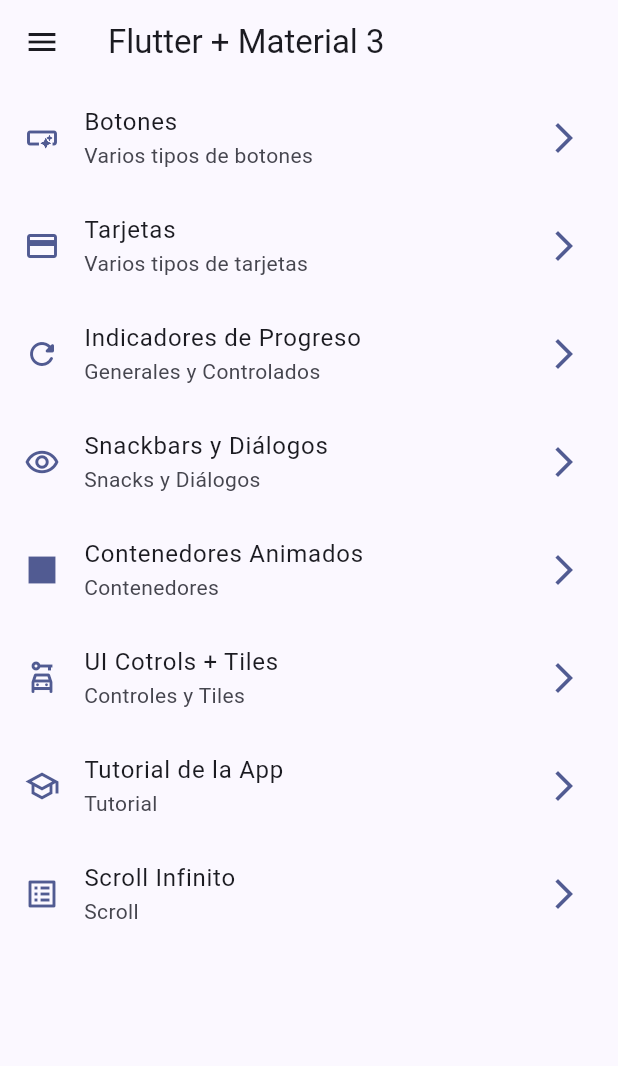
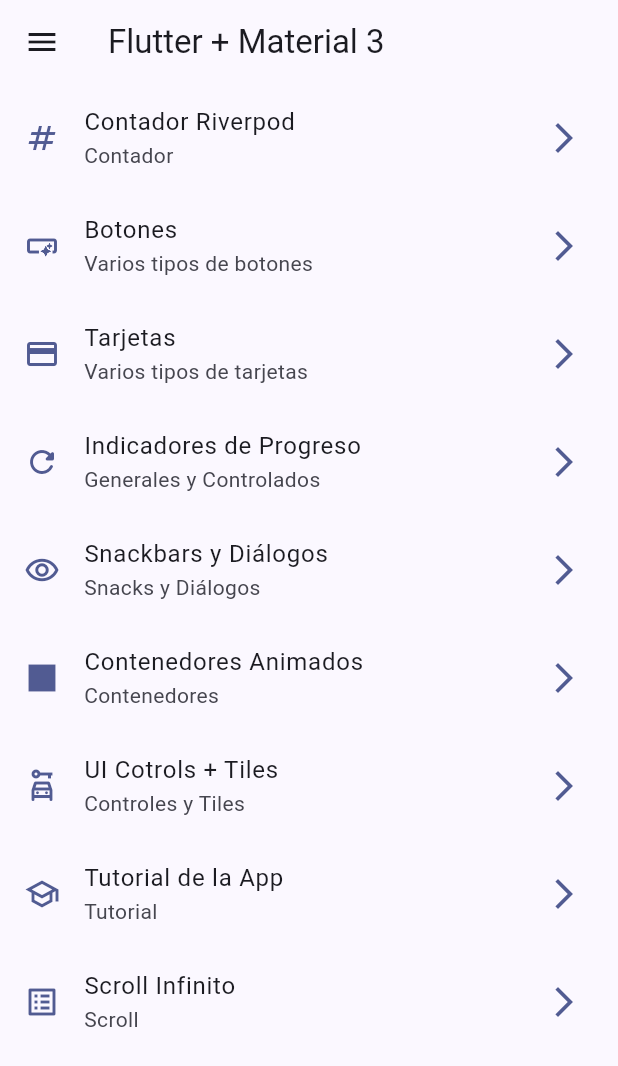
Before and after one commit to criticalRobin/widgets_app_flutter, a Flutter app: the screen it shows after launch, on a phone screen of 412 x 824 dp. Shown: the top 1066 px of the screen. Run offline on Flutter 3.47's test engine with Material 3 defaults, Android fonts, the phone set to English and light mode, and no system bars; our stand-ins replace animate_do, go_router.

```diff
--- a/lib/config/menu/menu_items.dart
+++ b/lib/config/menu/menu_items.dart
@@ -14,6 +14,11 @@ class MenuItem {
 }
 
 const List<MenuItem> appMenuItems = [
+  MenuItem(
+      title: "Contador Riverpod",
+      subTitle: "Contador",
+      link: "/counter",
+      icon: Icons.numbers_outlined),
   MenuItem(
       title: "Botones",
       subTitle: "Varios tipos de botones",
@@ -49,7 +54,7 @@ const List<MenuItem> appMenuItems = [
       subTitle: "Tutorial",
       link: "/tutorial",
       icon: Icons.school_outlined),
-      MenuItem(
+  MenuItem(
       title: "Scroll Infinito",
       subTitle: "Scroll",
       link: "/scroll",
--- a/lib/config/router/app_router.dart
+++ b/lib/config/router/app_router.dart
@@ -40,5 +40,9 @@ final appRouter = GoRouter(
       path: "/scroll",
       builder: (context, state) => const InifiniteScrollScreen(),
     ),
+    GoRoute(
+      path: "/counter",
+      builder: (context, state) => const CounterScreen(),
+    ),
   ],
 );
--- a/lib/presentation/screens/screens.dart
+++ b/lib/presentation/screens/screens.dart
@@ -1,4 +1,5 @@
 //Archivo de barril para las exportaciones de las pantallas de la aplicación.
+export 'package:widgets_app/presentation/screens/counter/counter_screen.dart';
 export 'package:widgets_app/presentation/screens/animated/animated_screen.dart';
 export 'package:widgets_app/presentation/screens/app_tutorial/app_tutorial_screen.dart';
 export 'package:widgets_app/presentation/screens/buttons/buttons_screen.dart';
```
Also changed, not shown: lib/presentation/screens/counter/counter_screen.dart (added, +24 -0 lines).
